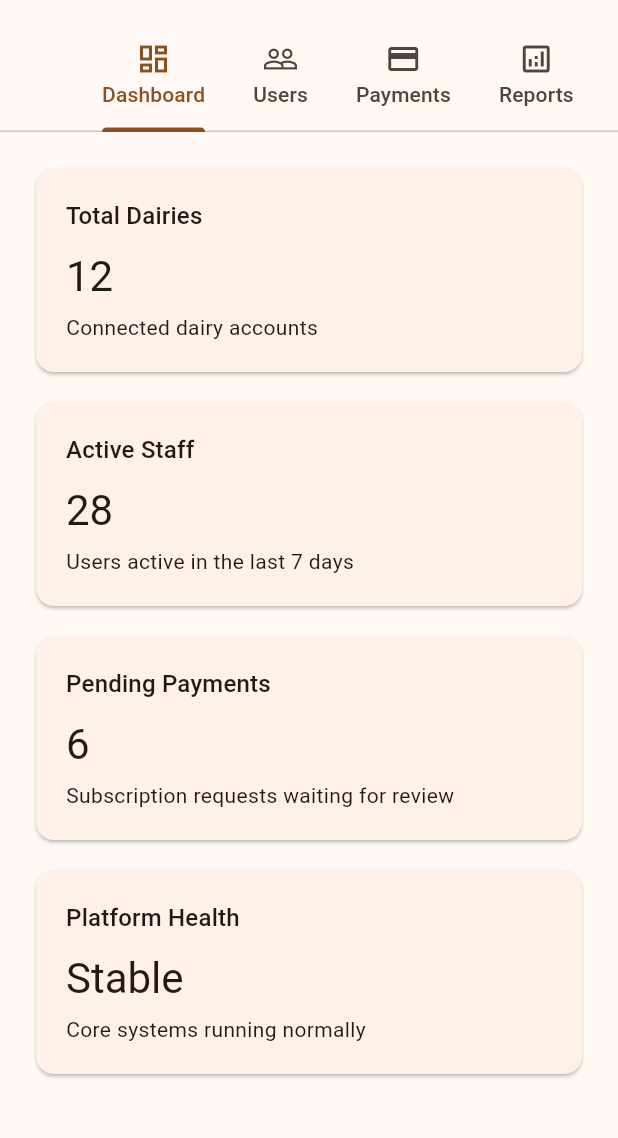
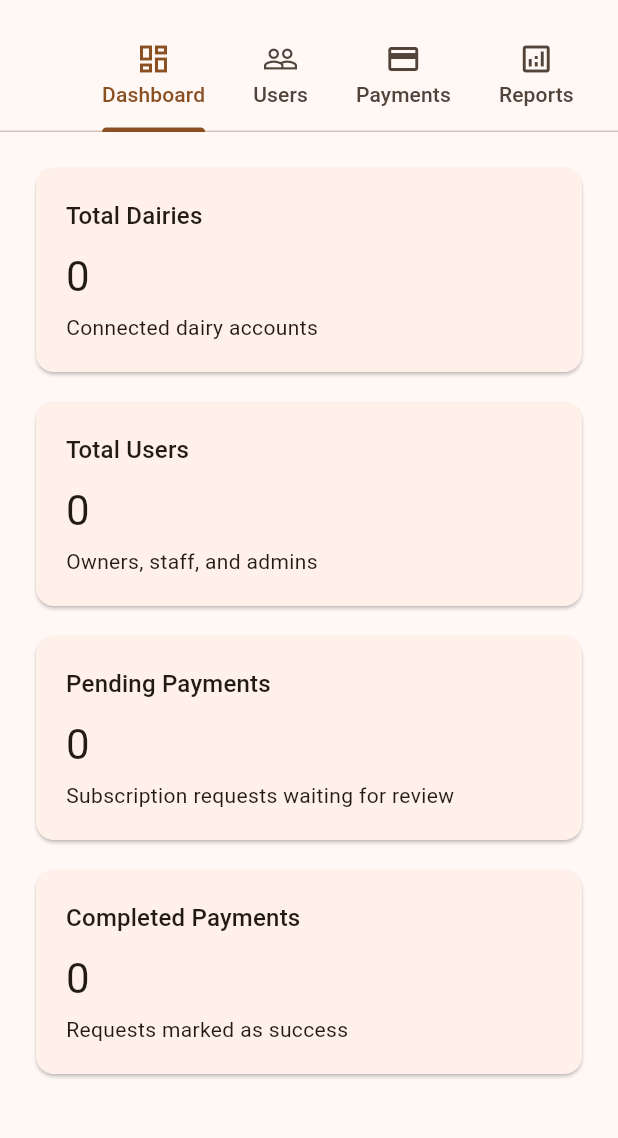
Before and after one commit to prathameshmohite322-sketch/veda-dairy-system, a Flutter app: the screen it shows after launch, on a phone screen of 412 x 824 dp, the part 63-1201 px from its top. Run offline on Flutter 3.47's test engine with Material 3 defaults, Android fonts, the phone set to English and light mode, and no system bars; our stand-ins replace cloud_firestore, connectivity_plus, firebase_auth, firebase_core, hive_flutter, pdf and 1 more; missing offline and left inert: razorpay_flutter; accounts and stored records are empty.

Commit message:
Connect admin panel to Firestore data

```diff
--- a/veda_admin/lib/dashboard/dashboard_placeholder.dart
+++ b/veda_admin/lib/dashboard/dashboard_placeholder.dart
@@ -1,37 +1,55 @@
 import 'package:flutter/material.dart';
 
+import '../models/admin_dashboard_summary.dart';
+import '../services/admin_service.dart';
+
 class AdminDashboardScreen extends StatelessWidget {
-  const AdminDashboardScreen({super.key});
+  const AdminDashboardScreen({
+    super.key,
+    required this.adminService,
+  });
+
+  final AdminService adminService;
 
   @override
   Widget build(BuildContext context) {
+    return FutureBuilder<AdminDashboardSummary>(
+      future: adminService.loadSummary(),
+      builder: (BuildContext context,
+          AsyncSnapshot<AdminDashboardSummary> snapshot) {
+        if (!snapshot.hasData) {
+          return const Center(child: CircularProgressIndicator());
+        }
+        final AdminDashboardSummary summary = snapshot.data!;
         return ListView(
           padding: const EdgeInsets.all(20),
-      children: const <Widget>[
+          children: <Widget>[
             _SummaryCard(
               title: 'Total Dairies',
-          value: '12',
+              value: '${summary.totalDairies}',
               subtitle: 'Connected dairy accounts',
             ),
-        SizedBox(height: 12),
+            const SizedBox(height: 12),
             _SummaryCard(
-          title: 'Active Staff',
-          value: '28',
-          subtitle: 'Users active in the last 7 days',
+              title: 'Total Users',
+              value: '${summary.totalUsers}',
+              subtitle: 'Owners, staff, and admins',
             ),
-        SizedBox(height: 12),
+            const SizedBox(height: 12),
             _SummaryCard(
               title: 'Pending Payments',
-          value: '6',
+              value: '${summary.pendingSubscriptionRequests}',
               subtitle: 'Subscription requests waiting for review',
             ),
-        SizedBox(height: 12),
+            const SizedBox(height: 12),
             _SummaryCard(
-          title: 'Platform Health',
-          value: 'Stable',
-          subtitle: 'Core systems running normally',
+              title: 'Completed Payments',
+              value: '${summary.completedSubscriptionRequests}',
+              subtitle: 'Requests marked as success',
             ),
           ],
+        );
+      },
     );
   }
 }
--- a/veda_admin/lib/main.dart
+++ b/veda_admin/lib/main.dart
@@ -1,11 +1,18 @@
+import 'package:firebase_core/firebase_core.dart';
 import 'package:flutter/material.dart';
 
 import 'dashboard/dashboard_placeholder.dart';
+import 'firebase_options.dart';
 import 'payments/payments_placeholder.dart';
 import 'reports/reports_placeholder.dart';
+import 'services/admin_service.dart';
 import 'users/users_placeholder.dart';
 
-void main() {
+Future<void> main() async {
+  WidgetsFlutterBinding.ensureInitialized();
+  await Firebase.initializeApp(
+    options: DefaultFirebaseOptions.currentPlatform,
+  );
   runApp(const VedaAdminApp());
 }
 
@@ -31,6 +38,7 @@ class AdminHomeScreen extends StatelessWidget {
 
   @override
   Widget build(BuildContext context) {
+    final AdminService adminService = AdminService();
     return DefaultTabController(
       length: 4,
       child: Scaffold(
@@ -46,12 +54,12 @@ class AdminHomeScreen extends StatelessWidget {
             ],
           ),
         ),
-        body: const TabBarView(
+        body: TabBarView(
           children: <Widget>[
-            AdminDashboardScreen(),
-            UsersScreen(),
-            PaymentsScreen(),
-            ReportsScreen(),
+            AdminDashboardScreen(adminService: adminService),
+            UsersScreen(adminService: adminService),
+            PaymentsScreen(adminService: adminService),
+            const ReportsScreen(),
           ],
         ),
       ),
--- /dev/null
+++ b/veda_admin/lib/models/admin_dashboard_summary.dart
@@ -0,0 +1,13 @@
+class AdminDashboardSummary {
+  const AdminDashboardSummary({
+    required this.totalUsers,
+    required this.totalDairies,
+    required this.pendingSubscriptionRequests,
+    required this.completedSubscriptionRequests,
+  });
+
+  final int totalUsers;
+  final int totalDairies;
+  final int pendingSubscriptionRequests;
+  final int completedSubscriptionRequests;
+}
--- /dev/null
+++ b/veda_admin/lib/models/admin_payment_request.dart
@@ -0,0 +1,19 @@
+class AdminPaymentRequest {
+  const AdminPaymentRequest({
+    required this.id,
+    required this.dairyId,
+    required this.userEmail,
+    required this.planName,
+    required this.amount,
+    required this.status,
+    required this.platform,
+  });
+
+  final String id;
+  final String dairyId;
+  final String userEmail;
+  final String planName;
+  final double amount;
+  final String status;
+  final String platform;
+}
--- /dev/null
+++ b/veda_admin/lib/models/admin_user_record.dart
@@ -0,0 +1,15 @@
+class AdminUserRecord {
+  const AdminUserRecord({
+    required this.id,
+    required this.name,
+    required this.email,
+    required this.role,
+    required this.dairyId,
+  });
+
+  final String id;
+  final String name;
+  final String email;
+  final String role;
+  final String dairyId;
+}
--- /dev/null
+++ b/veda_admin/lib/services/admin_service.dart
@@ -0,0 +1,73 @@
+import 'package:cloud_firestore/cloud_firestore.dart';
+
+import '../models/admin_dashboard_summary.dart';
+import '../models/admin_payment_request.dart';
+import '../models/admin_user_record.dart';
+
+class AdminService {
+  AdminService({
+    FirebaseFirestore? firestore,
+  }) : _firestore = firestore ?? FirebaseFirestore.instance;
+
+  final FirebaseFirestore _firestore;
+
+  Future<AdminDashboardSummary> loadSummary() async {
+    final List<AdminUserRecord> users = await fetchUsers();
+    final List<AdminPaymentRequest> requests = await fetchPaymentRequests();
+    final Set<String> dairies = users
+        .map((AdminUserRecord user) => user.dairyId)
+        .toSet()
+      ..removeWhere((String dairyId) => dairyId.trim().isEmpty);
+
+    return AdminDashboardSummary(
+      totalUsers: users.length,
+      totalDairies: dairies.length,
+      pendingSubscriptionRequests: requests
+          .where((AdminPaymentRequest request) => request.status == 'pending')
+          .length,
+      completedSubscriptionRequests: requests
+          .where((AdminPaymentRequest request) => request.status == 'success')
+          .length,
+    );
+  }
+
+  Future<List<AdminUserRecord>> fetchUsers() async {
+    final QuerySnapshot<Map<String, dynamic>> snapshot =
+        await _firestore.collection('users').orderBy('name').get();
+
+    return snapshot.docs.map((QueryDocumentSnapshot<Map<String, dynamic>> doc) {
+      final Map<String, dynamic> data = doc.data();
+      return AdminUserRecord(
+        id: doc.id,
+        name: (data['name'] as String?) ?? '',
+        email: (data['email'] as String?) ?? '',
+        role: (data['role'] as String?) ?? '',
+        dairyId: (data['dairyId'] as String?) ?? '',
+      );
+    }).toList();
+  }
+
+  Future<List<AdminPaymentRequest>> fetchPaymentRequests() async {
+    final QuerySnapshot<Map<String, dynamic>> snapshot =
+        await _firestore.collectionGroup('subscription_requests').get();
+
+    final List<AdminPaymentRequest> requests =
+        snapshot.docs.map((QueryDocumentSnapshot<Map<String, dynamic>> doc) {
+      final Map<String, dynamic> data = doc.data();
+      final String dairyId = doc.reference.parent.parent?.id ?? '';
+      return AdminPaymentRequest(
+        id: doc.id,
+        dairyId: dairyId,
+        userEmail: (data['userEmail'] as String?) ?? '',
+        planName: (data['planName'] as String?) ?? '',
+        amount: ((data['amount'] as num?) ?? 0).toDouble(),
+        status: (data['status'] as String?) ?? 'pending',
+        platform: (data['platform'] as String?) ?? 'unknown',
+      );
+    }).toList();
+
+    requests.sort((AdminPaymentRequest a, AdminPaymentRequest b) =>
+        a.status.compareTo(b.status));
+    return requests;
+  }
+}
--- a/veda_admin/pubspec.yaml
+++ b/veda_admin/pubspec.yaml
@@ -10,6 +10,8 @@ dependencies:
   flutter:
     sdk: flutter
   cupertino_icons: ^1.0.8
+  firebase_core: ^4.6.0
+  cloud_firestore: ^6.2.0
 
 dev_dependencies:
   flutter_test:
```
Also changed, not shown: veda_admin/lib/payments/payments_placeholder.dart (+27 -23 lines), veda_admin/lib/users/users_placeholder.dart (+26 -23 lines), veda_admin/lib/firebase_options.dart (added), veda_admin/pubspec.lock. Lines whose indentation alone changed are shown as unchanged.
